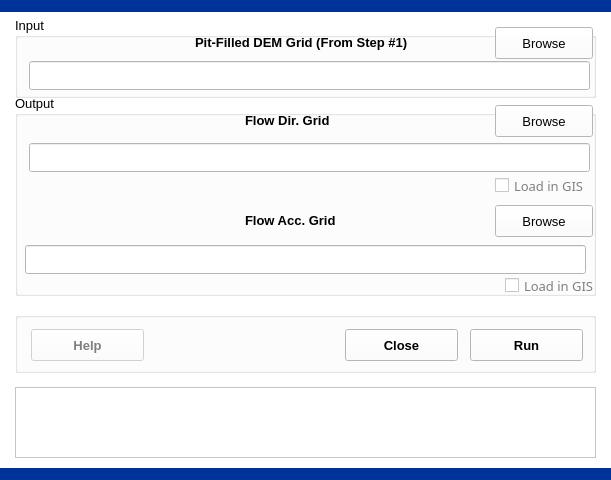
Before: the Qt Designer form 2RasterProcessing/2FlowGrids/flowgrids.ui in leonard-psu/PIHMgis, drawn with Qt 5.
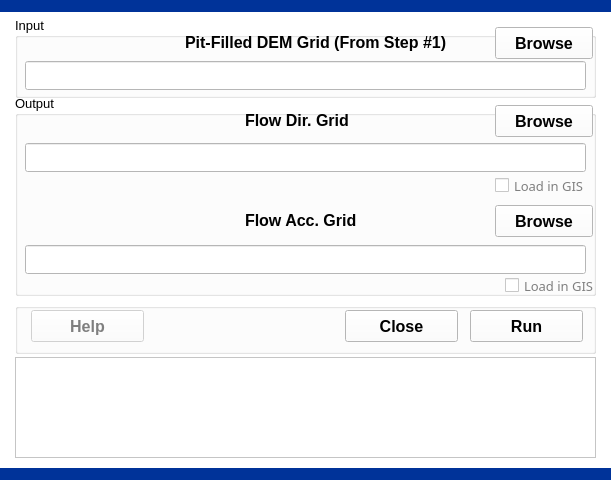
After: the same form once the commit is applied.

```diff
--- a/2RasterProcessing/2FlowGrids/flowgrids.ui
+++ b/2RasterProcessing/2FlowGrids/flowgrids.ui
@@ -438,11 +438,16 @@
    <property name="geometry">
     <rect>
      <x>15</x>
-     <y>387</y>
+     <y>357</y>
      <width>581</width>
-     <height>71</height>
+     <height>101</height>
     </rect>
    </property>
+   <property name="font">
+    <font>
+     <pointsize>11</pointsize>
+    </font>
+   </property>
    <property name="lineWrapMode">
     <enum>QTextEdit::NoWrap</enum>
    </property>
@@ -908,7 +913,7 @@
    <widget class="QLineEdit" name="lineEditFillPits">
     <property name="geometry">
      <rect>
-      <x>14</x>
+      <x>10</x>
       <y>44</y>
       <width>561</width>
       <height>29</height>
@@ -916,7 +921,7 @@
     </property>
     <property name="font">
      <font>
-      <pointsize>14</pointsize>
+      <pointsize>12</pointsize>
       <weight>75</weight>
       <bold>true</bold>
      </font>
@@ -931,6 +936,13 @@
       <height>32</height>
      </rect>
     </property>
+    <property name="font">
+     <font>
+      <pointsize>12</pointsize>
+      <weight>75</weight>
+      <bold>true</bold>
+     </font>
+    </property>
     <property name="text">
      <string>Browse</string>
     </property>
@@ -947,14 +959,15 @@
    <widget class="QLabel" name="textLabel1">
     <property name="geometry">
      <rect>
-      <x>180</x>
+      <x>170</x>
       <y>10</y>
-      <width>221</width>
+      <width>271</width>
       <height>31</height>
      </rect>
     </property>
     <property name="font">
      <font>
+      <pointsize>12</pointsize>
       <weight>75</weight>
       <bold>true</bold>
      </font>
@@ -1427,12 +1440,13 @@
      <rect>
       <x>230</x>
       <y>10</y>
-      <width>111</width>
+      <width>121</width>
       <height>31</height>
      </rect>
     </property>
     <property name="font">
      <font>
+      <pointsize>12</pointsize>
       <weight>75</weight>
       <bold>true</bold>
      </font>
@@ -1480,6 +1494,13 @@
       <height>32</height>
      </rect>
     </property>
+    <property name="font">
+     <font>
+      <pointsize>12</pointsize>
+      <weight>75</weight>
+      <bold>true</bold>
+     </font>
+    </property>
     <property name="text">
      <string>Browse</string>
     </property>
@@ -1509,12 +1530,13 @@
      <rect>
       <x>230</x>
       <y>110</y>
-      <width>111</width>
+      <width>121</width>
       <height>31</height>
      </rect>
     </property>
     <property name="font">
      <font>
+      <pointsize>12</pointsize>
       <weight>75</weight>
       <bold>true</bold>
      </font>
@@ -1526,7 +1548,7 @@
    <widget class="QLineEdit" name="lineEditFlowDirGrids">
     <property name="geometry">
      <rect>
-      <x>14</x>
+      <x>10</x>
       <y>48</y>
       <width>561</width>
       <height>29</height>
@@ -1534,7 +1556,7 @@
     </property>
     <property name="font">
      <font>
-      <pointsize>14</pointsize>
+      <pointsize>12</pointsize>
       <weight>75</weight>
       <bold>true</bold>
      </font>
@@ -1579,6 +1601,13 @@
       <height>32</height>
      </rect>
     </property>
+    <property name="font">
+     <font>
+      <pointsize>12</pointsize>
+      <weight>75</weight>
+      <bold>true</bold>
+     </font>
+    </property>
     <property name="text">
      <string>Browse</string>
     </property>
@@ -1591,9 +1620,9 @@
    <property name="geometry">
     <rect>
      <x>15</x>
-     <y>312</y>
+     <y>303</y>
      <width>581</width>
-     <height>61</height>
+     <height>51</height>
     </rect>
    </property>
    <property name="title">
@@ -1606,13 +1635,14 @@
     <property name="geometry">
      <rect>
       <x>16</x>
-      <y>17</y>
+      <y>7</y>
       <width>113</width>
       <height>32</height>
      </rect>
     </property>
     <property name="font">
      <font>
+      <pointsize>12</pointsize>
       <weight>75</weight>
       <bold>true</bold>
      </font>
@@ -1628,13 +1658,14 @@
     <property name="geometry">
      <rect>
       <x>330</x>
-      <y>17</y>
+      <y>7</y>
       <width>113</width>
       <height>32</height>
      </rect>
     </property>
     <property name="font">
      <font>
+      <pointsize>12</pointsize>
       <weight>75</weight>
       <bold>true</bold>
      </font>
@@ -1650,13 +1681,14 @@
     <property name="geometry">
      <rect>
       <x>455</x>
-      <y>17</y>
+      <y>7</y>
       <width>113</width>
       <height>32</height>
      </rect>
     </property>
     <property name="font">
      <font>
+      <pointsize>12</pointsize>
       <weight>75</weight>
       <bold>true</bold>
      </font>
```
Left out of the diff: 2 changed lines with no effect on the pictures.
